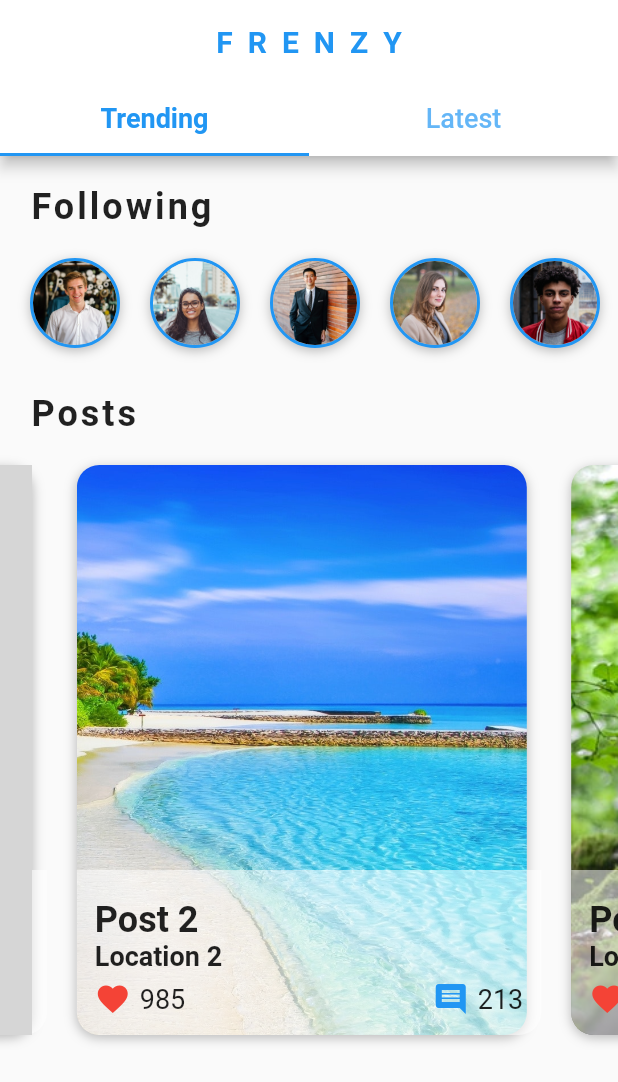
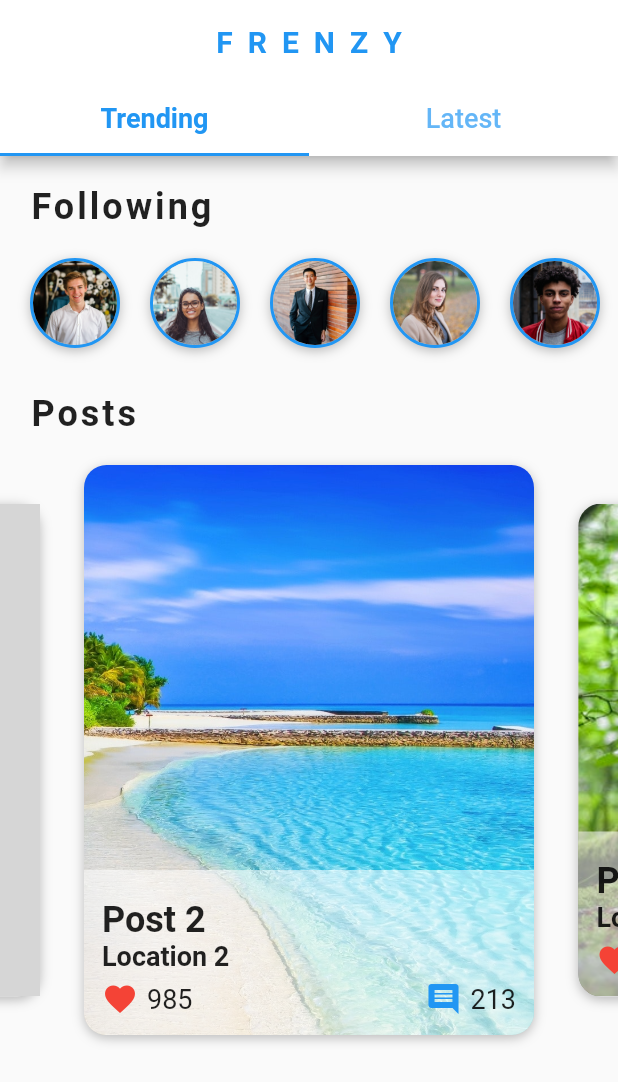
Before and after one commit to hardliver/flutter_social_ui, a Flutter app: the HomeScreen screen opened directly, swiped to page 3, on a phone screen of 412 x 824 dp. Shown: the top 1082 px of the screen. Run offline on Flutter 3.47's test engine with Material 2 defaults, Android fonts, the phone set to English and light mode, and no system bars; grey boxes are pictures that could not be loaded.

```diff
--- a/lib/widgets/posts_carousel.dart
+++ b/lib/widgets/posts_carousel.dart
@@ -10,7 +10,22 @@ class PostsCarousel extends StatelessWidget {
 
   _buildPost(BuildContext context, int index) {
     Post post = posts[index];
-    return Stack(
+    return AnimatedBuilder(
+      animation: pageController,
+      builder: (BuildContext context, Widget widget) {
+        double value = 1;
+        if (pageController.position.haveDimensions) {
+          value = pageController.page - index;
+          value = (1 - (value.abs() * 0.25)).clamp(0.0, 1.0);
+        }
+        return Center(
+          child: SizedBox(
+            height: Curves.easeInOut.transform(value) * 400.0,
+            child: widget,
+          ),
+        );
+      },
+      child: Stack(
         children: [
           Container(
             margin: EdgeInsets.all(10.0),
@@ -109,6 +124,7 @@ class PostsCarousel extends StatelessWidget {
             ),
           )
         ],
+      ),
     );
   }
 
```
Lines whose indentation alone changed are shown as unchanged.
